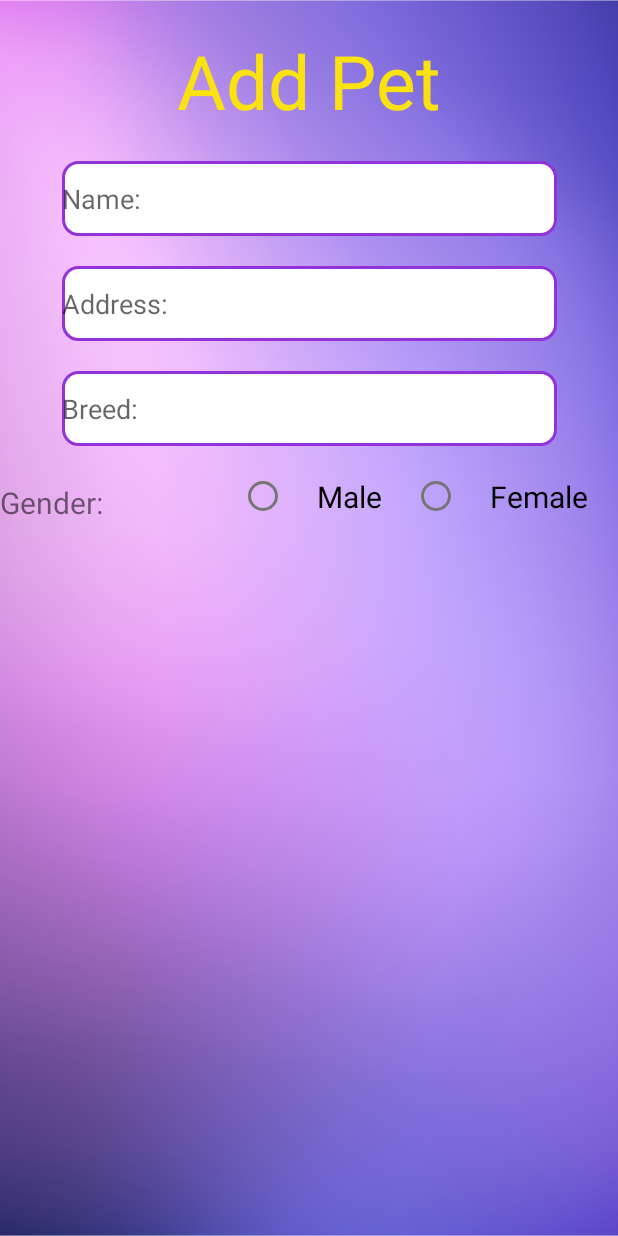
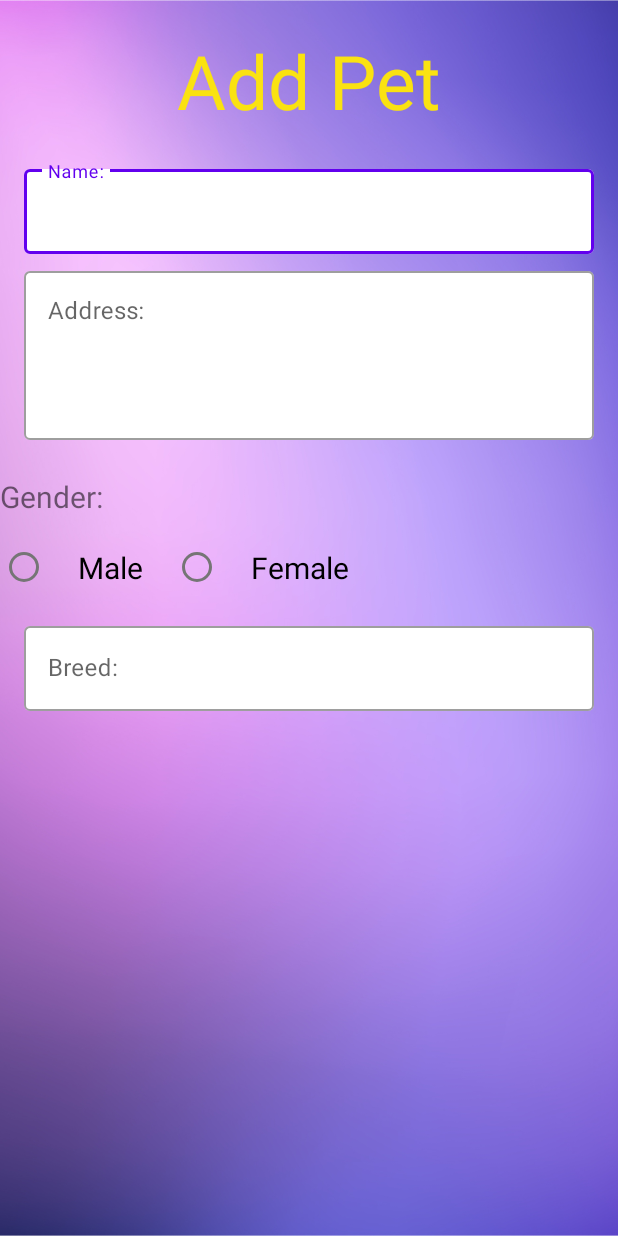
Before and after one commit to renzewithane/TFFI-Finder, an Android app: the AddPet screen opened directly, with no data from a screen before it, on a phone screen of 412 x 824 dp. Run offline under Robolectric (Android 15) with nearby library versions, the phone set to English and light mode, and no system bars; Roboto replaces fonts that are not available here.

Commit message:
Add Pet Layout

```diff
--- a/app/src/main/java/com/example/tffifinder/DrawerNav.java
+++ b/app/src/main/java/com/example/tffifinder/DrawerNav.java
@@ -35,7 +35,6 @@ public class DrawerNav extends AppCompatActivity implements NavigationView.OnNav
         toggle.syncState();
 
         navigationView.setNavigationItemSelectedListener(this);
-        navigationView.setCheckedItem(R.id.nav_dashboard);
     }
 
     @Override
@@ -53,9 +52,7 @@ public class DrawerNav extends AppCompatActivity implements NavigationView.OnNav
                 break;
 
             case R.id.nav_about:
-//                startActivity(new Intent(DrawerNav.this, About.class));
-                Toast.makeText(DrawerNav.this, "About", Toast.LENGTH_SHORT).show();
-
+                startActivity(new Intent(DrawerNav.this, About.class));
                 break;
 
             case R.id.nav_statistics:
--- a/app/src/main/res/layout/activity_add_pet.xml
+++ b/app/src/main/res/layout/activity_add_pet.xml
@@ -1,11 +1,17 @@
 <?xml version="1.0" encoding="utf-8"?>
-<androidx.constraintlayout.widget.ConstraintLayout xmlns:android="http://schemas.android.com/apk/res/android"
+<ScrollView xmlns:android="http://schemas.android.com/apk/res/android"
     xmlns:app="http://schemas.android.com/apk/res-auto"
     xmlns:tools="http://schemas.android.com/tools"
     android:layout_width="match_parent"
     android:layout_height="match_parent"
     android:background="@drawable/purple_background"
+    android:focusableInTouchMode="true"
     tools:context=".AddPet">
+
+    <LinearLayout
+        android:layout_width="match_parent"
+        android:layout_height="wrap_content"
+        android:orientation="vertical">
 
         <TextView
             android:id="@+id/addPet"
@@ -15,43 +21,46 @@
             android:text="@string/add_pet"
             android:textColor="@color/yellow"
             android:textSize="50sp"
-        app:layout_constraintEnd_toEndOf="parent"
-        app:layout_constraintStart_toStartOf="parent"
-        app:layout_constraintTop_toTopOf="parent" />
+            android:layout_gravity="center"/>
 
-    <EditText
+        <com.google.android.material.textfield.TextInputLayout
             android:id="@+id/petName"
-        android:layout_width="330dp"
-        android:layout_height="50dp"
-        android:background="@drawable/edit_text_background"
+            android:layout_width="match_parent"
+            android:layout_height="wrap_content"
+            android:layout_marginStart="16dp"
+            android:layout_marginEnd="16dp"
+            style="@style/Widget.MaterialComponents.TextInputLayout.OutlinedBox"
+            app:boxBackgroundColor="@color/white">
+            <com.google.android.material.textfield.TextInputEditText
+                android:layout_width="match_parent"
+                android:layout_height="wrap_content"
                 android:hint="@string/name"
-        android:inputType="text"
-        app:layout_constraintEnd_toEndOf="parent"
-        app:layout_constraintStart_toStartOf="parent"
-        app:layout_constraintTop_toBottomOf="@+id/addPet" />
+                android:inputType="text" />
+        </com.google.android.material.textfield.TextInputLayout>
 
-    <EditText
+        <com.google.android.material.textfield.TextInputLayout
+            android:layout_width="match_parent"
+            android:layout_height="wrap_content"
+            android:layout_marginStart="16dp"
+            android:layout_marginEnd="16dp"
+            android:layout_marginTop="6dp"
+            style="@style/Widget.MaterialComponents.TextInputLayout.OutlinedBox"
+            app:layout_constraintTop_toBottomOf="@+id/petName"
+            app:boxBackgroundColor="@color/white">
+            <com.google.android.material.textfield.TextInputEditText
                 android:id="@+id/address"
-        android:layout_width="330dp"
-        android:layout_height="50dp"
-        android:layout_marginTop="20dp"
-        android:background="@drawable/edit_text_background"
+                android:layout_width="match_parent"
+                android:layout_height="wrap_content"
                 android:hint="@string/address"
-        android:inputType="text"
-        app:layout_constraintEnd_toEndOf="parent"
-        app:layout_constraintStart_toStartOf="parent"
-        app:layout_constraintTop_toBottomOf="@+id/petName" />
+                android:inputType="textMultiLine"
+                android:lines="4"
+                android:gravity="top"
+                android:overScrollMode="always"
+                android:scrollbars="vertical"
+                android:scrollbarStyle="insideInset"
+                android:scrollHorizontally="false"/>
+        </com.google.android.material.textfield.TextInputLayout>
 
-    <EditText
-        android:id="@+id/breed"
-        android:layout_width="330dp"
-        android:layout_height="50dp"
-        android:layout_marginTop="20dp"
-        android:background="@drawable/edit_text_background"
-        android:hint="@string/breed"
-        app:layout_constraintEnd_toEndOf="parent"
-        app:layout_constraintStart_toStartOf="parent"
-        app:layout_constraintTop_toBottomOf="@+id/address" />
 
         <TextView
             android:id="@+id/genderTxt"
@@ -86,5 +95,22 @@
                 android:textSize="20sp" />
         </RadioGroup>
 
+        <com.google.android.material.textfield.TextInputLayout
+            android:id="@+id/breed"
+            android:layout_width="match_parent"
+            android:layout_height="wrap_content"
+            android:layout_marginStart="16dp"
+            android:layout_marginEnd="16dp"
+            style="@style/Widget.MaterialComponents.TextInputLayout.OutlinedBox"
+            app:boxBackgroundColor="@color/white">
+            <com.google.android.material.textfield.TextInputEditText
+                android:layout_width="match_parent"
+                android:layout_height="wrap_content"
+                android:hint="@string/breed"
+                android:inputType="text"
+                app:layout_constraintTop_toBottomOf="@+id/gender"/>
+        </com.google.android.material.textfield.TextInputLayout>
 
-</androidx.constraintlayout.widget.ConstraintLayout>
+    </LinearLayout>
+
+</ScrollView>
```
Lines whose indentation alone changed are shown as unchanged.
